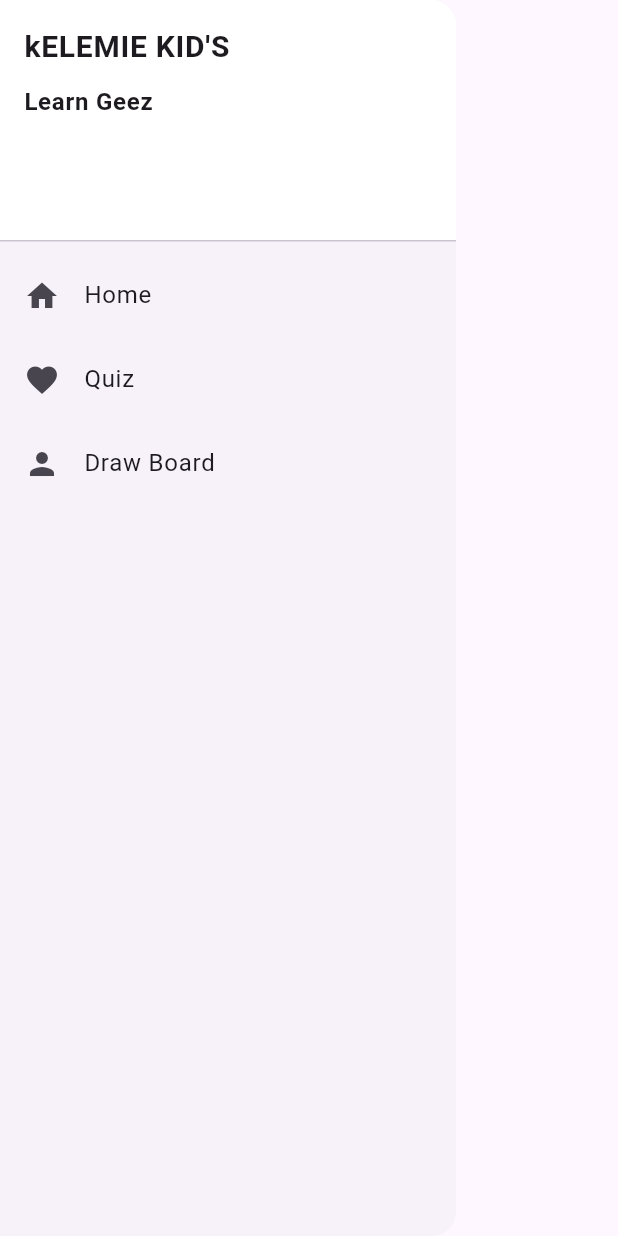
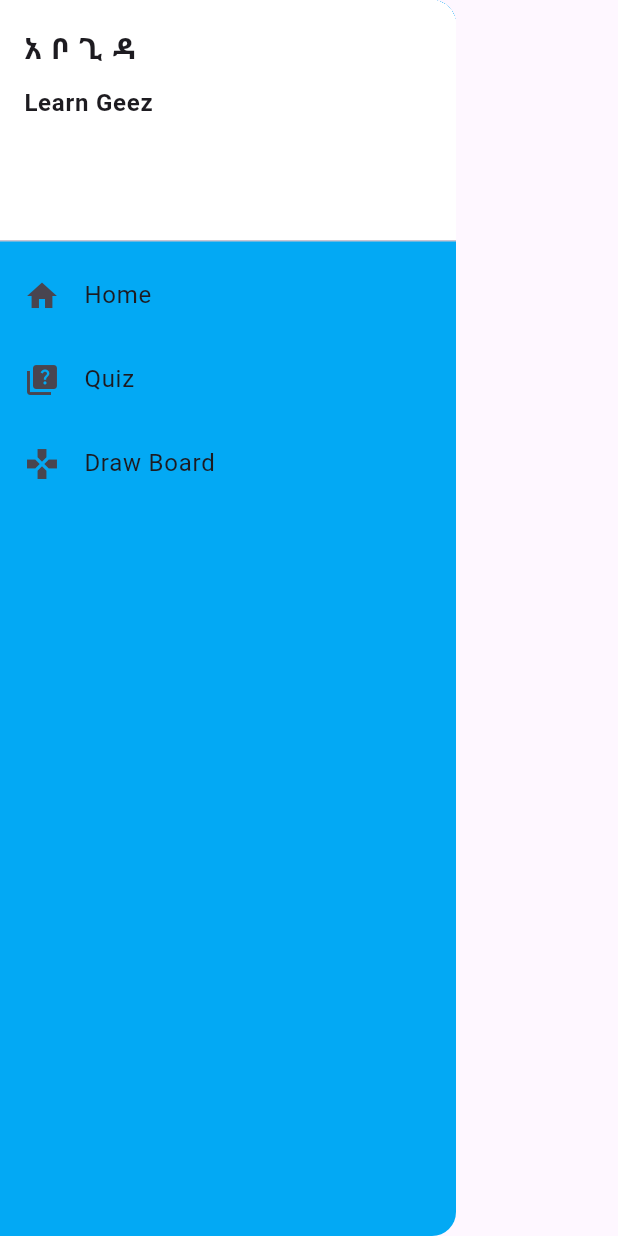
Before and after one commit to daveragos/kids_education_and_entertainment_app, a Flutter app: the DrawerCustom widget shown alone on an empty page, opened directly, on a phone screen of 412 x 824 dp. Run offline on Flutter 3.47's test engine with Material 3 defaults, Android fonts, the phone set to English and light mode, and no system bars; our stand-ins replace audioplayers, curved_navigation_bar, flutter_svg, flutter_tts, google_fonts, transparent_image.

Commit message:
EDIT: drawer

```diff
--- a/lib/component/drawer_custom.dart
+++ b/lib/component/drawer_custom.dart
@@ -6,15 +6,19 @@
   @override
   Widget build(BuildContext context) {
     return Drawer(
+      backgroundColor: Colors.lightBlue,
       child: ListView(
         padding: EdgeInsets.zero,
         children: [
-          DrawerHeader(
+          const DrawerHeader(
+            decoration: BoxDecoration(
+              color: Colors.white,
+            ),
             child: Column(
               crossAxisAlignment: CrossAxisAlignment.start,
               children: [
                 Text(
-                  'kELEMIE KID\'S',
+                  'አ ቦ ጊ ዳ',
                   style: TextStyle(
                     fontSize: 20,
                     fontWeight: FontWeight.bold,
@@ -30,9 +34,6 @@
                 ),
               ],
             ),
-            decoration: BoxDecoration(
-              color: Colors.white,
-            ),
           ),
           ListTile(
             leading: const Icon(Icons.home),
@@ -42,14 +43,14 @@
             },
           ),
           ListTile(
-            leading: const Icon(Icons.favorite),
+            leading: const Icon(Icons.quiz),
             title: const Text('Quiz'),
             onTap: () {
               Navigator.pop(context);
             },
           ),
           ListTile(
-            leading: const Icon(Icons.person),
+            leading: const Icon(Icons.gamepad),
             title: const Text('Draw Board'),
             onTap: () {
               Navigator.pop(context);
```
